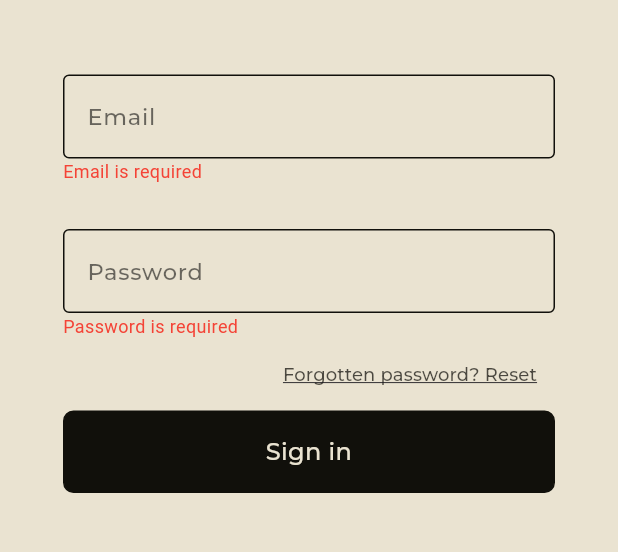
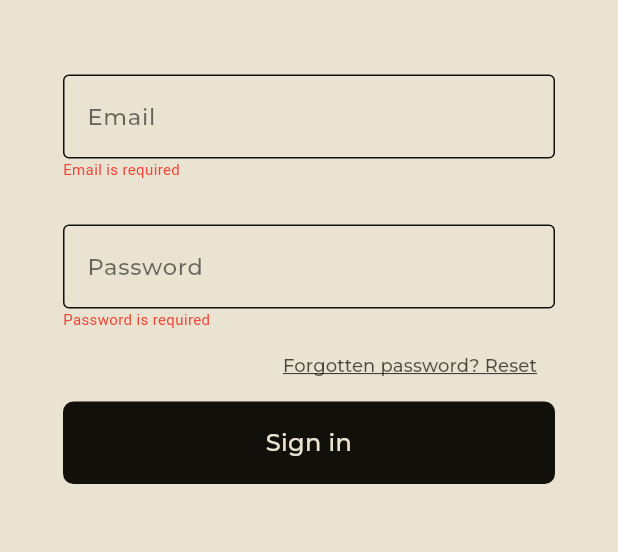
Before and after one commit to devdhan/Apollo, a Flutter app: the SignIn screen opened directly, after a tap on "Sign in", on a phone screen of 412 x 824 dp, the part 356-908 px from its top. Run offline on Flutter 3.47's test engine with Material 3 defaults, Android fonts, the light colour scheme and no system bars; our stand-ins replace dio, flutter_secure_storage; accounts and stored records are empty; project files that could hold a hidden picture were left out.

Commit message:
backend integreation

```diff
--- a/tutorials/lib/main.dart
+++ b/tutorials/lib/main.dart
@@ -16,4 +16,4 @@ class MyApp extends StatelessWidget {
       home: SplashScreen(),
     );
   }
-}//test
+}
--- a/tutorials/lib/pages/sign_in.dart
+++ b/tutorials/lib/pages/sign_in.dart
@@ -66,7 +66,6 @@ class _SignInState extends State<SignIn> {
         // On success, store the access token
         final token = response.data['response']['data']['token'];
         await storage.write(key: 'access_token', value: token);
-
         Navigator.of(context).pop(); // Close the loading dialog
         chat(); // Navigate to ChatOne page
       } else {
@@ -183,7 +182,7 @@ class _SignInState extends State<SignIn> {
                         emailError,
                         style: const TextStyle(
                           color: Colors.red,
-                          fontSize: 12,
+                          fontSize: 10,
                         ),
                       ),
                     ),
@@ -207,7 +206,7 @@ class _SignInState extends State<SignIn> {
                         passwordError,
                         style: const TextStyle(
                           color: Colors.red,
-                          fontSize: 12,
+                          fontSize: 10,
                         ),
                       ),
                     ),
@@ -243,7 +242,7 @@ class _SignInState extends State<SignIn> {
                       generalError,
                       style: const TextStyle(
                         color: Colors.red,
-                        fontSize: 12,
+                        fontSize: 10,
                       ),
                     ),
                   ),
```
